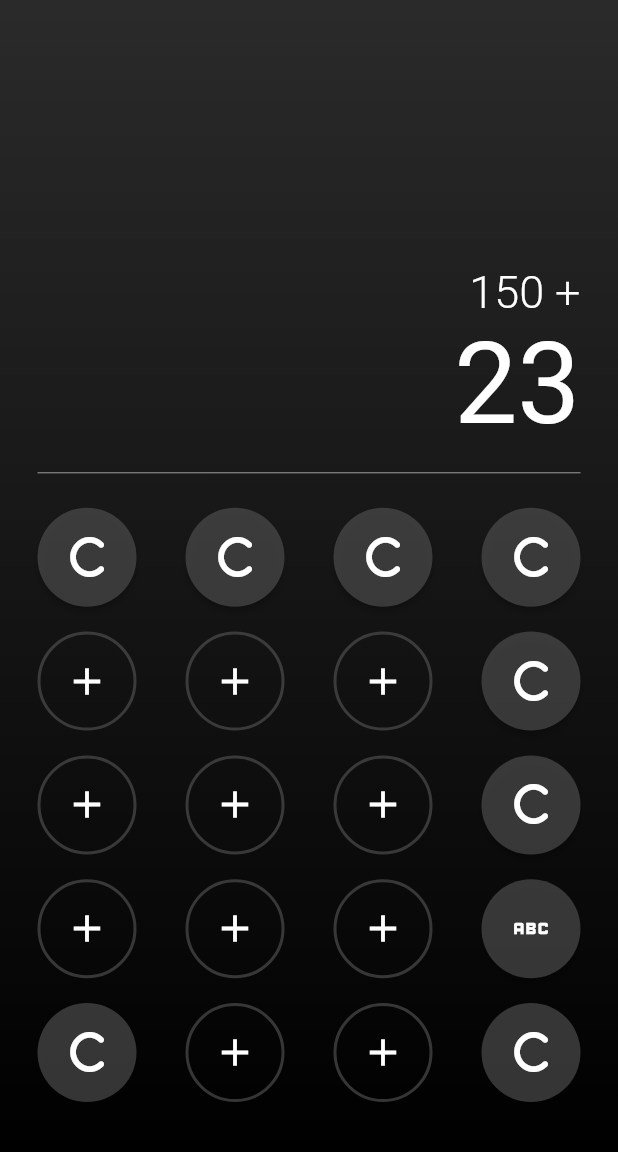
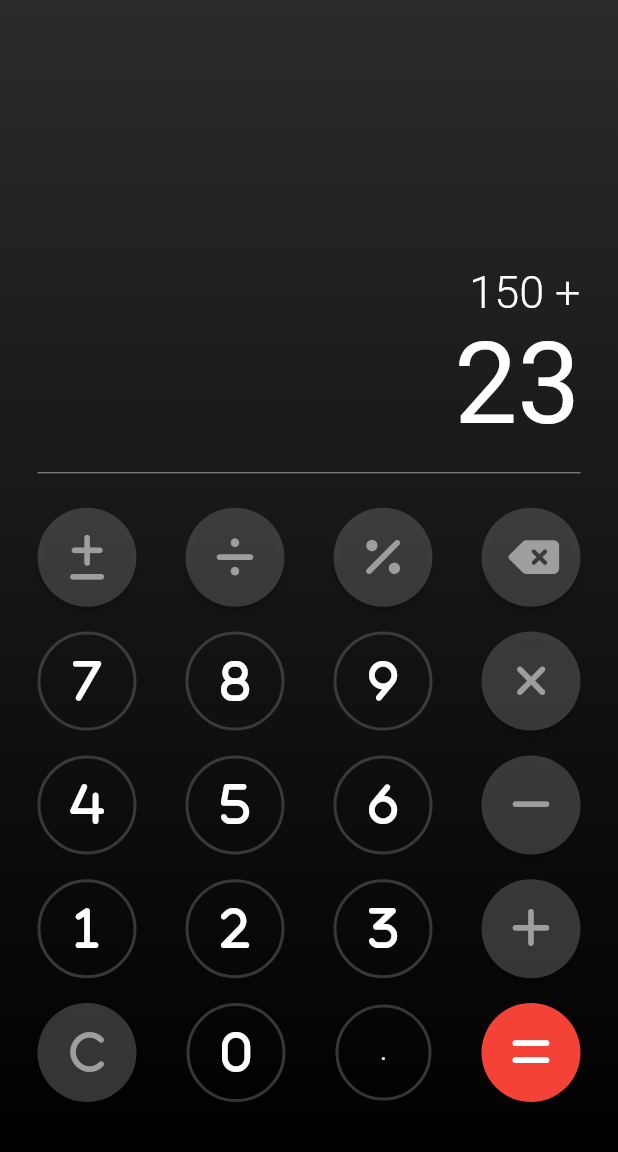
Before and after one commit to av-erencelik/flutter_calculator, a Flutter app: the screen it shows after launch, on a phone screen of 412 x 824 dp, the part 84-1236 px from its top. Run offline on Flutter 3.47's test engine with Material 2 defaults, Android fonts, the phone set to English and light mode, and no system bars; our stand-ins replace font_awesome_flutter.

Commit message:
finished styling calculator buttons

```diff
--- a/lib/calculator.dart
+++ b/lib/calculator.dart
@@ -68,40 +68,46 @@ class _CalculatorState extends State<Calculator> {
                             child: Row(
                           mainAxisAlignment: MainAxisAlignment.spaceBetween,
                           children: const [
-                            OperatorButton(operatorIcon: FontAwesomeIcons.c),
-                            OperatorButton(operatorIcon: FontAwesomeIcons.c),
-                            OperatorButton(operatorIcon: FontAwesomeIcons.c),
-                            OperatorButton(operatorIcon: FontAwesomeIcons.c),
+                            OperatorButton(
+                                operatorIcon: FontAwesomeIcons.plusMinus),
+                            OperatorButton(
+                                operatorIcon: FontAwesomeIcons.divide),
+                            OperatorButton(
+                                operatorIcon: FontAwesomeIcons.percent),
+                            OperatorButton(
+                                operatorIcon: FontAwesomeIcons.deleteLeft),
                           ],
                         )),
                         Expanded(
                             child: Row(
                           mainAxisAlignment: MainAxisAlignment.spaceBetween,
                           children: const [
-                            NumbersButton(),
-                            NumbersButton(),
-                            NumbersButton(),
-                            OperatorButton(operatorIcon: FontAwesomeIcons.c),
+                            NumbersButton(numberIcon: FontAwesomeIcons.seven),
+                            NumbersButton(numberIcon: FontAwesomeIcons.eight),
+                            NumbersButton(numberIcon: FontAwesomeIcons.nine),
+                            OperatorButton(
+                                operatorIcon: FontAwesomeIcons.xmark),
                           ],
                         )),
                         Expanded(
                             child: Row(
                           mainAxisAlignment: MainAxisAlignment.spaceBetween,
                           children: const [
-                            NumbersButton(),
-                            NumbersButton(),
-                            NumbersButton(),
-                            OperatorButton(operatorIcon: FontAwesomeIcons.c),
+                            NumbersButton(numberIcon: FontAwesomeIcons.four),
+                            NumbersButton(numberIcon: FontAwesomeIcons.five),
+                            NumbersButton(numberIcon: FontAwesomeIcons.six),
+                            OperatorButton(
+                                operatorIcon: FontAwesomeIcons.minus),
                           ],
                         )),
                         Expanded(
                             child: Row(
                           mainAxisAlignment: MainAxisAlignment.spaceBetween,
                           children: const [
-                            NumbersButton(),
-                            NumbersButton(),
-                            NumbersButton(),
-                            OperatorButton(operatorIcon: Icons.abc),
+                            NumbersButton(numberIcon: FontAwesomeIcons.one),
+                            NumbersButton(numberIcon: FontAwesomeIcons.two),
+                            NumbersButton(numberIcon: FontAwesomeIcons.three),
+                            OperatorButton(operatorIcon: FontAwesomeIcons.plus),
                           ],
                         )),
                         Expanded(
@@ -111,9 +117,13 @@ class _CalculatorState extends State<Calculator> {
                             OperatorButton(
                               operatorIcon: FontAwesomeIcons.c,
                             ),
-                            NumbersButton(),
-                            NumbersButton(),
-                            OperatorButton(operatorIcon: FontAwesomeIcons.c),
+                            NumbersButton(numberIcon: FontAwesomeIcons.zero),
+                            DotButton(),
+                            OperatorButton(
+                              operatorIcon: FontAwesomeIcons.equals,
+                              operatorColor: Colors.white,
+                              operatorBackgroundColor: Colors.red,
+                            ),
                           ],
                         )),
                       ],
@@ -127,8 +137,8 @@ class _CalculatorState extends State<Calculator> {
   }
 }
 
-class NumbersButton extends StatelessWidget {
-  const NumbersButton({
+class DotButton extends StatelessWidget {
+  const DotButton({
     super.key,
   });
 
@@ -136,9 +146,26 @@ class NumbersButton extends StatelessWidget {
   Widget build(BuildContext context) {
     return TextButton(
         onPressed: () {},
-        child: const Icon(
-          Icons.add,
-          color: Colors.white,
+        style: const ButtonStyle(
+            padding: MaterialStatePropertyAll(EdgeInsets.all(24))),
+        child: const Text("."));
+  }
+}
+
+class NumbersButton extends StatelessWidget {
+  const NumbersButton({
+    super.key,
+    required this.numberIcon,
+  });
+
+  final IconData numberIcon;
+
+  @override
+  Widget build(BuildContext context) {
+    return TextButton(
+        onPressed: () {},
+        child: Icon(
+          numberIcon,
         ));
   }
 }
@@ -147,16 +174,22 @@ class OperatorButton extends StatelessWidget {
   const OperatorButton({
     super.key,
     required this.operatorIcon,
+    this.operatorColor = Colors.grey,
+    this.operatorBackgroundColor = const Color.fromARGB(168, 81, 80, 80),
   });
 
   final IconData operatorIcon;
-
+  final Color? operatorColor;
+  final Color? operatorBackgroundColor;
   @override
   Widget build(BuildContext context) {
     return ElevatedButton(
         onPressed: () {},
+        style: Theme.of(context).elevatedButtonTheme.style?.copyWith(
+            backgroundColor: MaterialStatePropertyAll(operatorBackgroundColor)),
         child: Icon(
           operatorIcon,
+          color: operatorColor,
         ));
   }
 }
--- a/lib/main.dart
+++ b/lib/main.dart
@@ -21,18 +21,21 @@ class MyApp extends StatelessWidget {
             backgroundColor: Colors.transparent,
             elevation: 0,
           ),
-          iconTheme: const IconThemeData(color: Colors.white, size: 30),
+          iconTheme: IconThemeData(color: Colors.grey, size: 30),
           textButtonTheme: TextButtonThemeData(
               style: TextButton.styleFrom(
                   padding: const EdgeInsets.all(18),
+                  foregroundColor: Colors.white,
                   side: const BorderSide(
                       width: 2, color: Color.fromARGB(168, 81, 80, 80)),
                   shape: const CircleBorder())),
           elevatedButtonTheme: ElevatedButtonThemeData(
-              style: ElevatedButton.styleFrom(
-                  backgroundColor: const Color.fromARGB(168, 81, 80, 80),
-                  shape: const CircleBorder(),
-                  padding: const EdgeInsets.all(18))),
+            style: ElevatedButton.styleFrom(
+                backgroundColor: const Color.fromARGB(168, 81, 80, 80),
+                shape: const CircleBorder(),
+                padding: const EdgeInsets.all(18),
+                foregroundColor: Colors.grey),
+          ),
           textTheme: const TextTheme(
               headlineLarge: TextStyle(fontSize: 75),
               headlineMedium: TextStyle(fontSize: 40),
```
